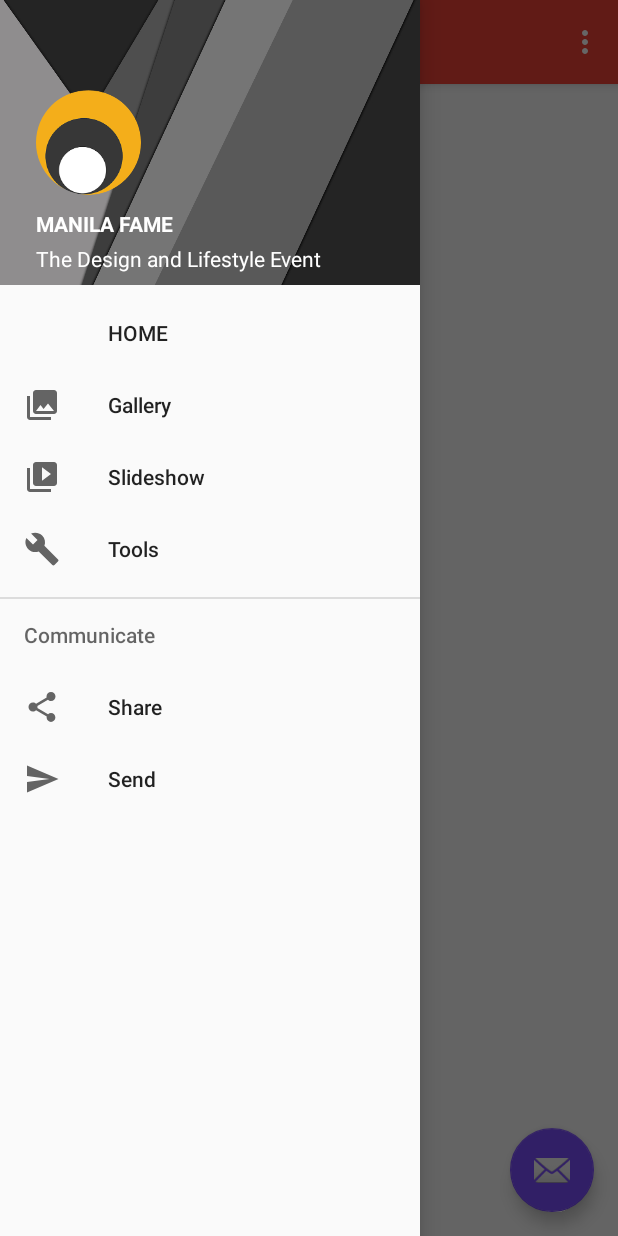
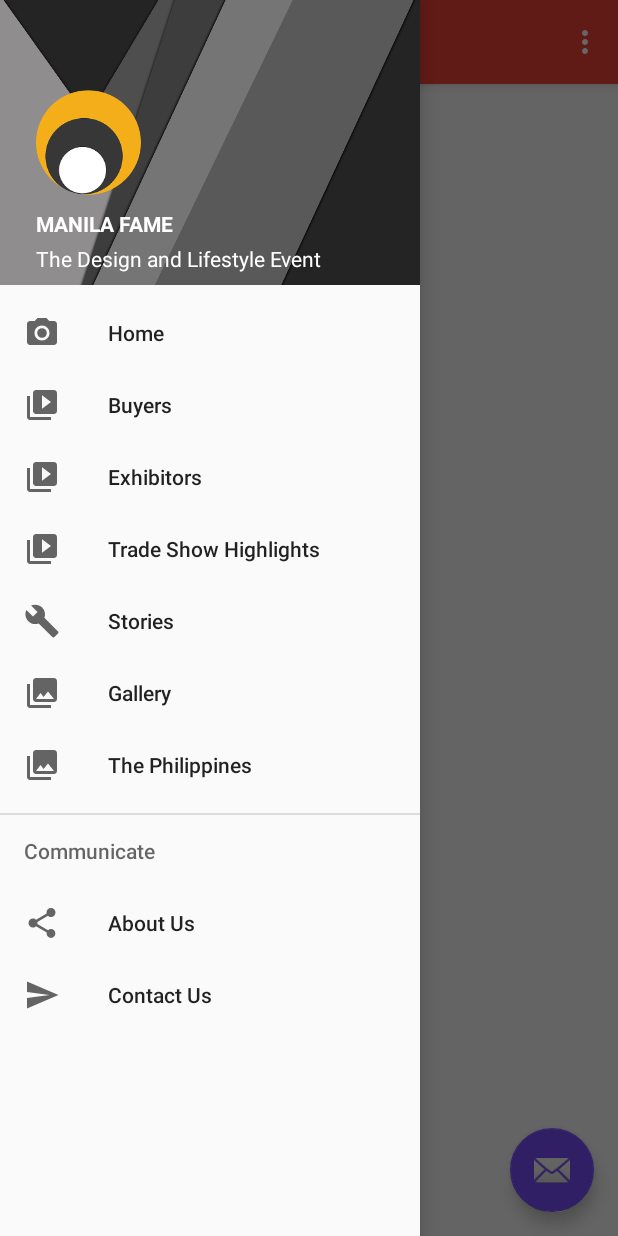
Before and after one commit to lemarcudal/CITEM_APP, an Android app: the MainActivity screen opened directly, with no data from a screen before it, with the side drawer open, on a phone screen of 412 x 824 dp. Run offline under Robolectric (Android 15) with nearby library versions, the phone set to English and light mode, and no system bars; our stand-ins replace CircleImageView.

Commit message:
Nav Drawer Edited

```diff
--- a/CITEM/app/src/main/java/com/example/guitarista/citem/MainActivity.java
+++ b/CITEM/app/src/main/java/com/example/guitarista/citem/MainActivity.java
@@ -80,17 +80,23 @@ public class MainActivity extends AppCompatActivity
         // Handle navigation view item clicks here.
         int id = item.getItemId();
 
-        if (id == R.id.nav_camera) {
+        if (id == R.id.nav_home) {
             // Handle the camera action
         } else if (id == R.id.nav_gallery) {
 
-        } else if (id == R.id.nav_slideshow) {
+        } else if (id == R.id.nav_tradeShowHL) {
 
-        } else if (id == R.id.nav_manage) {
+        } else if (id == R.id.nav_stories) {
 
         } else if (id == R.id.nav_share) {
 
         } else if (id == R.id.nav_send) {
+
+        } else if (id == R.id.nav_buyers) {
+
+        } else if (id == R.id.nav_exhib) {
+
+        } else if (id == R.id.nav_tph) {
 
         }
 
--- a/CITEM/app/src/main/res/menu/activity_main_drawer.xml
+++ b/CITEM/app/src/main/res/menu/activity_main_drawer.xml
@@ -3,21 +3,33 @@
 
     <group android:checkableBehavior="single">
         <item
-            android:id="@+id/nav_camera"
-
-            android:title="HOME" />
+            android:id="@+id/nav_home"
+            android:icon="@drawable/ic_menu_camera"
+            android:title="Home" />
+        <item
+            android:id="@+id/nav_buyers"
+            android:icon="@drawable/ic_menu_slideshow"
+            android:title="Buyers" />
+        <item
+            android:id="@+id/nav_exhib"
+            android:icon="@drawable/ic_menu_slideshow"
+            android:title="Exhibitors" />
+        <item
+            android:id="@+id/nav_tradeShowHL"
+            android:icon="@drawable/ic_menu_slideshow"
+            android:title="Trade Show Highlights" />
+        <item
+            android:id="@+id/nav_stories"
+            android:icon="@drawable/ic_menu_manage"
+            android:title="Stories" />
         <item
             android:id="@+id/nav_gallery"
             android:icon="@drawable/ic_menu_gallery"
             android:title="Gallery" />
         <item
-            android:id="@+id/nav_slideshow"
-            android:icon="@drawable/ic_menu_slideshow"
-            android:title="Slideshow" />
-        <item
-            android:id="@+id/nav_manage"
-            android:icon="@drawable/ic_menu_manage"
-            android:title="Tools" />
+            android:id="@+id/nav_tph"
+            android:icon="@drawable/ic_menu_gallery"
+            android:title="The Philippines" />
     </group>
 
     <item android:title="Communicate">
@@ -25,11 +37,11 @@
             <item
                 android:id="@+id/nav_share"
                 android:icon="@drawable/ic_menu_share"
-                android:title="Share" />
+                android:title="About Us" />
             <item
                 android:id="@+id/nav_send"
                 android:icon="@drawable/ic_menu_send"
-                android:title="Send" />
+                android:title="Contact Us" />
         </menu>
     </item>
 
```
